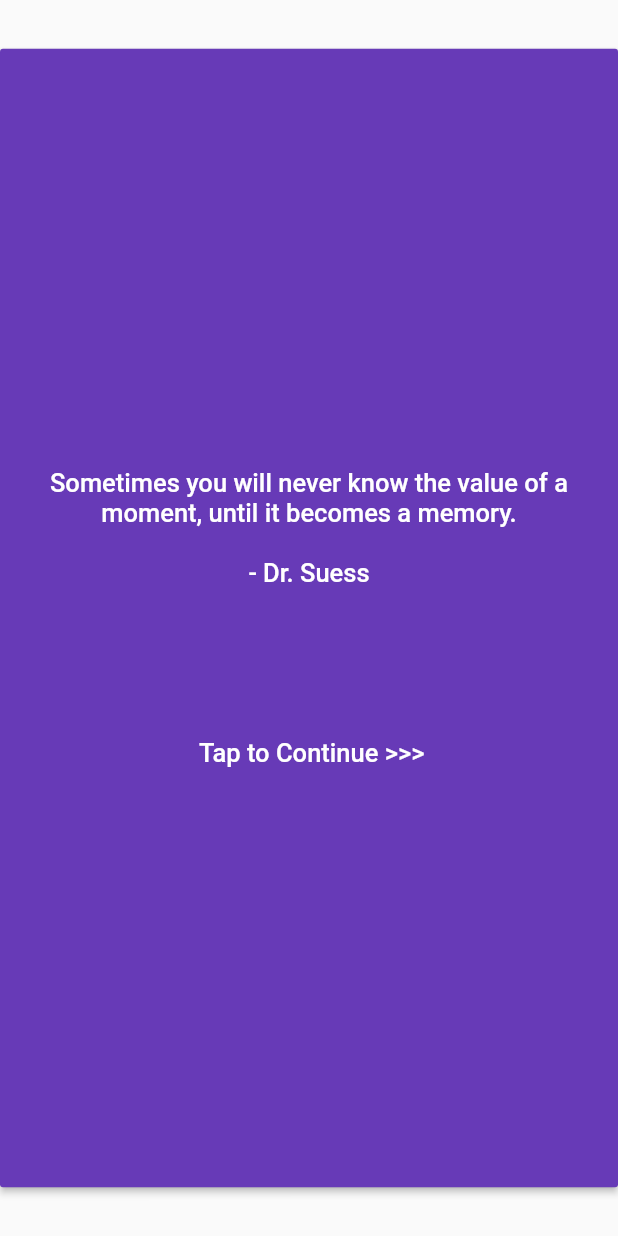
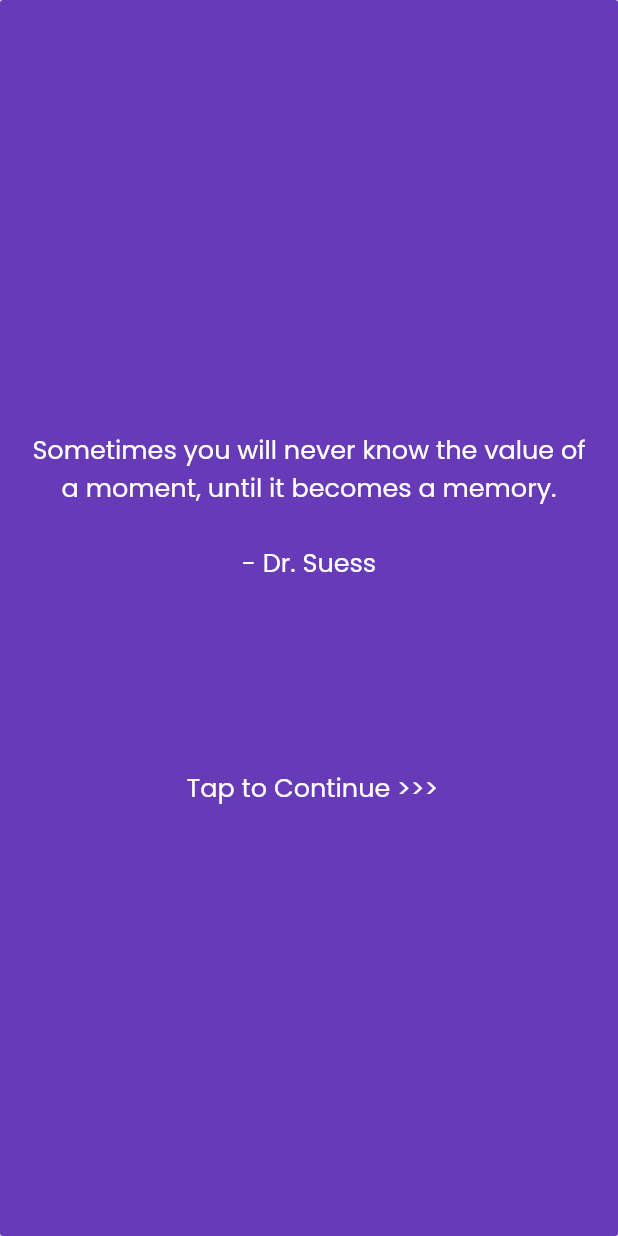
Before and after one commit to mikaylalin/mental_health_tracker, a Flutter app: the screen it shows after launch, on a phone screen of 412 x 824 dp. Run offline on Flutter 3.47's test engine with Material 2 defaults, Android fonts, the phone set to English and light mode, and no system bars; our stand-ins replace carousel_pro, charts_flutter, shared_preferences, table_calendar; Roboto replaces fonts that are missing (fonts/autumn_in_november.ttf).

Commit message:
changed how emotion data is shown, added font to quote screen

```diff
--- a/lib/main.dart
+++ b/lib/main.dart
@@ -5,7 +5,8 @@ import 'dart:convert';
 import 'package:flutter/material.dart';
 import 'dart:math';
 
-//update pubspec.yaml for this to work!
+//imported calendar from https://pub.dev/packages/table_calendar#-readme-tab-
+//thanks to aleksanderwozniak96@gmail.com
 import 'package:table_calendar/table_calendar.dart';
 //import 'package:carousel_slider/carousel_slider.dart';
 import 'package:carousel_pro/carousel_pro.dart';
@@ -13,8 +14,6 @@ import 'package:url_launcher/url_launcher.dart';
 
 //import 'package:carousl/carousel.dart';
 
-//imported calendar from https://pub.dev/packages/table_calendar#-readme-tab-
-//thanks to aleksanderwozniak96@gmail.com
 //package for persisting data, made by flutter.dev itself, but could
 //use something different like Firebase
 import 'package:shared_preferences/shared_preferences.dart';
@@ -42,7 +41,7 @@ class _QuoteState extends State<Quote> {
   Random rnd = new Random();
   var lst = [
     "Act as if what you do makes a difference. It does.\n\n- William James",
-    "Success is not final, failure is not fatal: it is the courage to continue that counts./n/n- Winston Churchill",
+    "Success is not final, failure is not fatal: it is the courage to continue that counts.\n\n- Winston Churchill",
     "Never bend your head. Always hold it high. Look the world straight in the eye.\n\n- Helen Keller",
     "What you get by achieving your goals is not as important as what you become by achieving your goals.\n\n- Zig Ziglar",
     "Believe you can and you're halfway there.\n\n- Teddy Roosevelt",
@@ -90,6 +89,7 @@ class _QuoteState extends State<Quote> {
     //selects an element from the list of quotes
     var element = lst[rnd.nextInt(lst.length)];
     return MaterialApp(
+        theme: ThemeData(fontFamily: 'Poppins'),
         home: Scaffold(
           body: Center(
               child: Column(
@@ -103,9 +103,11 @@ class _QuoteState extends State<Quote> {
                   //button color
                   buttonColor: Colors.deepPurple,
                   //size of button
-              height: 759.0, minWidth: 700,
+                  height: MediaQuery.of(context).size.height,
+                  minWidth: MediaQuery.of(context).size.width,
                   child: RaisedButton(
                     //when button is pressed, it calls on the MyBottomNavigatorBar() method
+                    //and gets rid of the button
                     onPressed: () {
                       Navigator.push(
                           context,
@@ -119,7 +121,6 @@ class _QuoteState extends State<Quote> {
 
                       //sylistic properties of the text
                       style: TextStyle(
-                    fontFamily: 'fonts/autumn_in_november.ttf',
                         fontSize: 17.0,
                         color: Colors.white,
                       ),
@@ -203,6 +204,7 @@ class _MyBottomNavigationBarState extends State<MyBottomNavigationBar> {
   Widget _bodyFor(int index) {
     switch (index) {
       case 0:
+        //passes in the data and retrives it
         return Home(data: data, updateDataCallback: updateData);
       case 1:
         return Graphs();
```
Also changed, not shown: lib/home.dart (+26 -8 lines), lib/quiz.dart (+20 -3 lines), pubspec.yaml (+11 -19 lines), fonts/Poppins-Medium.ttf (added), fonts/Poppins-Regular.ttf (added), fonts/Poppins-SemiBold.ttf (added). Lines whose indentation alone changed are shown as unchanged.
